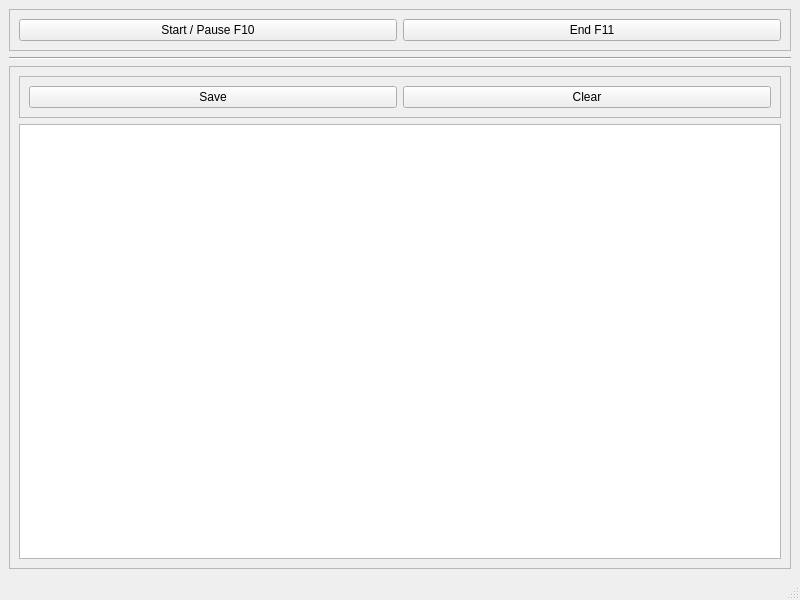
Above: designer/app.ui from SuFIND/BDOSuffering before the change. Below: the same form after it.
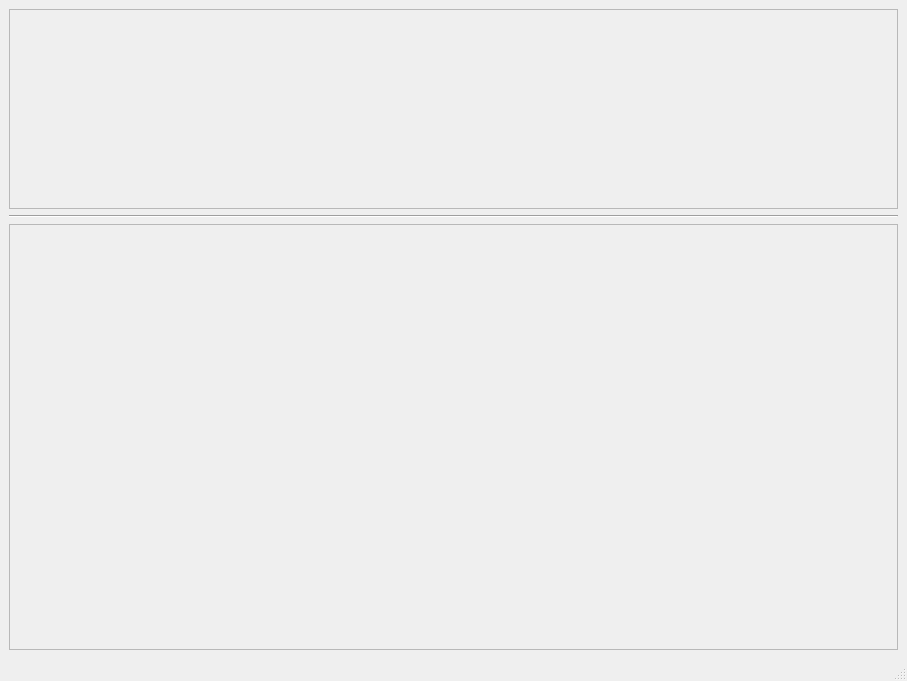
That is the form after the change.

```diff
--- a/designer/app.ui
+++ b/designer/app.ui
@@ -6,14 +6,23 @@
    <rect>
     <x>0</x>
     <y>0</y>
-    <width>800</width>
-    <height>600</height>
+    <width>907</width>
+    <height>681</height>
    </rect>
   </property>
   <property name="windowTitle">
    <string>BDOSuffering</string>
   </property>
+  <property name="styleSheet">
+   <string notr="true"/>
+  </property>
+  <property name="tabShape">
+   <enum>QTabWidget::Rounded</enum>
+  </property>
   <widget class="QWidget" name="centralwidget">
+   <property name="styleSheet">
+    <string notr="true"/>
+   </property>
    <layout class="QGridLayout" name="gridLayout_2">
     <item row="0" column="0">
      <layout class="QGridLayout" name="gridLayout">
@@ -33,22 +42,7 @@
         </property>
         <layout class="QGridLayout" name="gridLayout_4">
          <item row="0" column="0">
-          <layout class="QGridLayout" name="TopFrameLayout">
-           <item row="0" column="0">
-            <widget class="QPushButton" name="StartPauseButton">
-             <property name="text">
-              <string>Start / Pause F10</string>
-             </property>
-            </widget>
-           </item>
-           <item row="0" column="1">
-            <widget class="QPushButton" name="EndButton">
-             <property name="text">
-              <string>End F11</string>
-             </property>
-            </widget>
-           </item>
-          </layout>
+          <layout class="QGridLayout" name="TopFrameLayout"/>
          </item>
         </layout>
        </widget>
@@ -63,47 +57,7 @@
         </property>
         <layout class="QVBoxLayout" name="verticalLayout_2">
          <item>
-          <layout class="QVBoxLayout" name="ButtomFrameLayout">
-           <item>
-            <widget class="QFrame" name="LogOpFrame">
-             <property name="maximumSize">
-              <size>
-               <width>16777215</width>
-               <height>50</height>
-              </size>
-             </property>
-             <property name="frameShape">
-              <enum>QFrame::StyledPanel</enum>
-             </property>
-             <property name="frameShadow">
-              <enum>QFrame::Raised</enum>
-             </property>
-             <layout class="QHBoxLayout" name="horizontalLayout_2">
-              <item>
-               <layout class="QHBoxLayout" name="LogOpFrameLayout">
-                <item>
-                 <widget class="QPushButton" name="SaveLogButton">
-                  <property name="text">
-                   <string>Save</string>
-                  </property>
-                 </widget>
-                </item>
-                <item>
-                 <widget class="QPushButton" name="ClearLogButton">
-                  <property name="text">
-                   <string>Clear</string>
-                  </property>
-                 </widget>
-                </item>
-               </layout>
-              </item>
-             </layout>
-            </widget>
-           </item>
-           <item>
-            <widget class="QTextBrowser" name="textBrowser"/>
-           </item>
-          </layout>
+          <layout class="QVBoxLayout" name="ButtomFrameLayout"/>
          </item>
         </layout>
        </widget>
```
Left out of the diff: 4 changed lines with no effect on the pictures.
